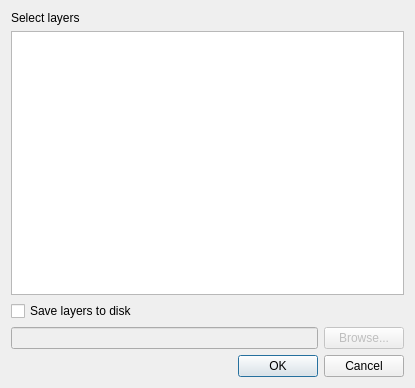
thangqd/HCMGIS, file forms/hcmgis_opendata_form.ui: the form before one commit.
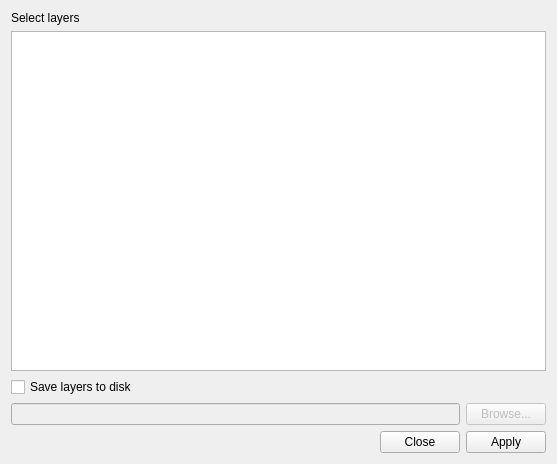
The form after the commit.

Patch:
```diff
--- a/forms/hcmgis_opendata_form.ui
+++ b/forms/hcmgis_opendata_form.ui
@@ -12,8 +12,8 @@
    <rect>
     <x>0</x>
     <y>0</y>
-    <width>415</width>
-    <height>388</height>
+    <width>557</width>
+    <height>464</height>
    </rect>
   </property>
   <property name="mouseTracking">
@@ -98,7 +98,7 @@
       <enum>Qt::Horizontal</enum>
      </property>
      <property name="standardButtons">
-      <set>QDialogButtonBox::Cancel|QDialogButtonBox::Ok</set>
+      <set>QDialogButtonBox::Apply|QDialogButtonBox::Close</set>
      </property>
     </widget>
    </item>
```
Left out of the diff: 8 changed lines with no effect on the pictures.
